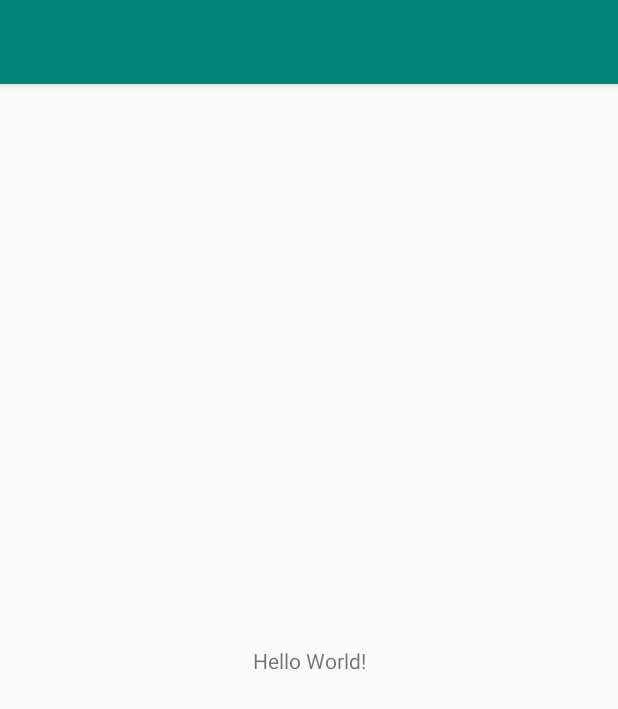
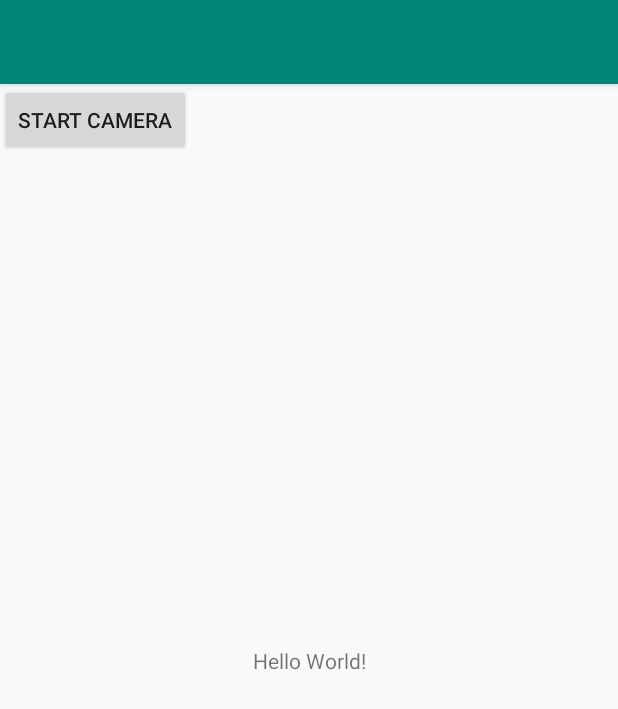
Before and after one commit to rguan72/Laser-Tag, an Android app: the screen it shows after launch (MainActivity), on a phone screen of 412 x 824 dp. Shown: the top 709 px of the screen. Run offline under Robolectric (Android 15) with nearby library versions, the phone set to English and light mode, and no system bars.

```diff
--- a/LaserTag/app/src/main/AndroidManifest.xml
+++ b/LaserTag/app/src/main/AndroidManifest.xml
@@ -21,6 +21,9 @@
                 <category android:name="android.intent.category.LAUNCHER" />
             </intent-filter>
         </activity>
+        <activity android:name=".CameraActivity">
+
+        </activity>
     </application>
 
 </manifest>
--- a/LaserTag/app/src/main/java/com/lasertag/mhacks11/lasertag/MainActivity.java
+++ b/LaserTag/app/src/main/java/com/lasertag/mhacks11/lasertag/MainActivity.java
@@ -1,10 +1,16 @@
 package com.lasertag.mhacks11.lasertag;
 
+import android.content.Intent;
 import android.support.v7.app.AppCompatActivity;
 import android.os.Bundle;
+import android.view.View;
 
 public class MainActivity extends AppCompatActivity {
-
+    public void startCamera(View view)
+    {
+        Intent intent = new Intent(this, CameraActivity.class);
+        startActivity(intent);
+    }
     @Override
     protected void onCreate(Bundle savedInstanceState) {
         super.onCreate(savedInstanceState);
--- a/LaserTag/app/src/main/res/layout/activity_main.xml
+++ b/LaserTag/app/src/main/res/layout/activity_main.xml
@@ -15,4 +15,13 @@
         app:layout_constraintRight_toRightOf="parent"
         app:layout_constraintTop_toTopOf="parent" />
 
+    <Button
+        android:id="@+id/button"
+        android:layout_width="wrap_content"
+        android:layout_height="wrap_content"
+        android:onClick="startCamera"
+        android:text="Start Camera"
+        tools:layout_editor_absoluteX="0dp"
+        tools:layout_editor_absoluteY="0dp" />
+
 </android.support.constraint.ConstraintLayout>
```
Also changed, not shown: 193 other files.
